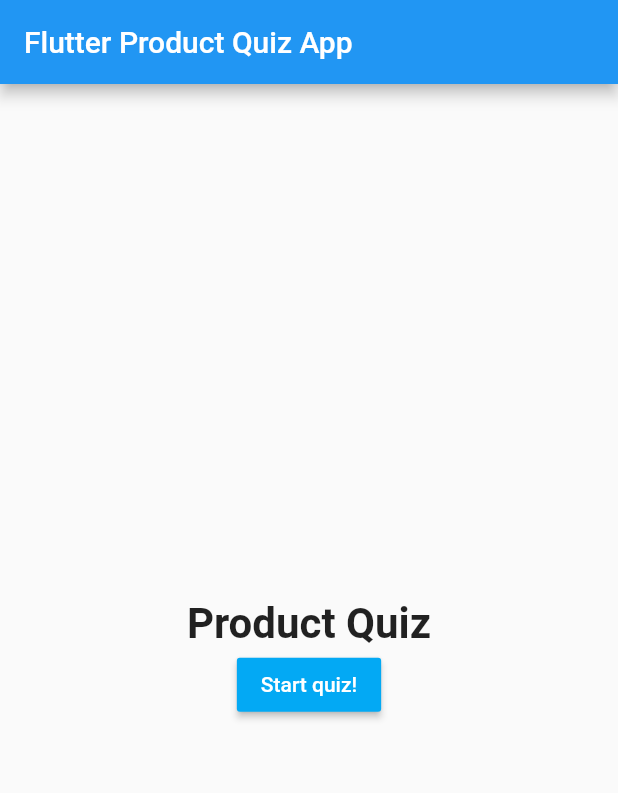
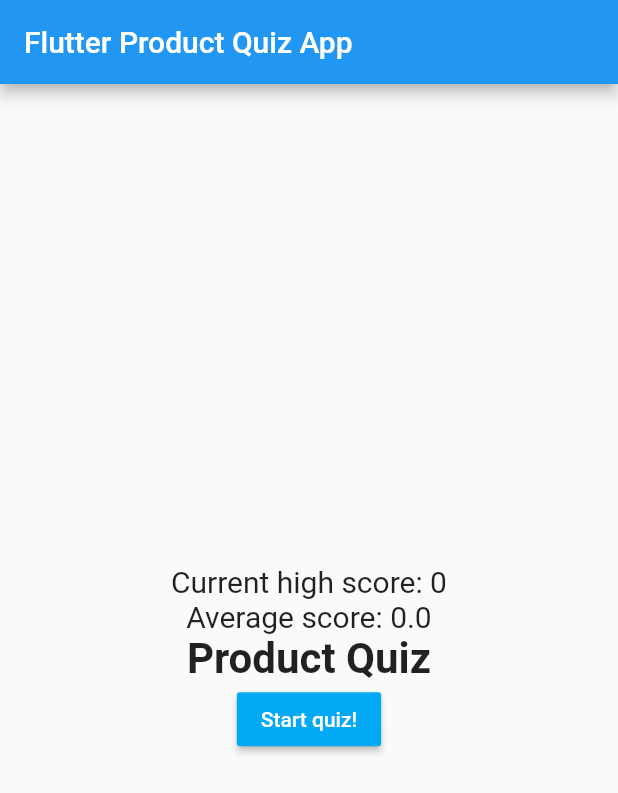
Before and after one commit to tim7tru/FlutterQuizApp, a Flutter app: the screen it shows after launch, on a phone screen of 412 x 824 dp. Shown: the top 793 px of the screen. Run offline on Flutter 3.47's test engine with Material 2 defaults, Android fonts, the phone set to English and light mode, and no system bars.

Commit message:
added high scores

```diff
--- a/lib/main.dart
+++ b/lib/main.dart
@@ -19,8 +19,14 @@ class _MyAppState extends State<MyApp> {
   List<int> _currentFactors;
   List<Map<String, Object>> _currentProducts;
   bool _hasStarted = false;
+
+  double _currentAverageScore = 0;
+
+  int _currentTotalScore = 0;
   int _totalScore = 0;
   int _questionCount = 0;
+  int _currentHighScore = 0;
+  int _timesPlayed = 0;
 
   void _onStartPressed() {
     setState(() {
@@ -32,13 +38,47 @@ class _MyAppState extends State<MyApp> {
 
   void _onAnswerPressed(bool correct) {
     setState(() {
+      _questionCount++;
+      if (_questionCount > 10) {
+        _resetQuiz();
+      }
       if (correct) {
-        _totalScore++;
+        _currentTotalScore++;
       }
-      _questionCount++;
       _currentFactors = _math.getFactors();
       _currentProducts = _math.getProductList(_currentFactors);
     });
+  }
+
+  void _resetQuiz() {
+    _totalScore += _currentTotalScore;
+    _timesPlayed++;
+    _currentAverageScore = _totalScore / _timesPlayed;
+
+    if (_currentTotalScore > _currentHighScore) {
+      _currentHighScore = _currentTotalScore;
+    }
+
+    _currentTotalScore = 0;
+    _currentAverageScore = _currentHighScore / _timesPlayed;
+    _questionCount = 0;
+    _hasStarted = false;
+  }
+
+  Widget bodyDecision() {
+    if (!_hasStarted) {
+      return Home(
+        onStartPressed: _onStartPressed,
+        currentHighScore: _currentHighScore,
+        averageHighScore: _currentAverageScore);
+    } else {
+      return Quiz(
+              products: _currentProducts,
+              factors: _currentFactors,
+              onAnswerPressed: _onAnswerPressed,
+              score: _currentTotalScore,
+              questionCount: _questionCount);
+    }
   }
 
   @override
@@ -48,16 +88,7 @@ class _MyAppState extends State<MyApp> {
       appBar: AppBar(
         title: Text("Flutter Product Quiz App"),
       ),
-      body: _hasStarted
-          ? Quiz(
-              products: _currentProducts,
-              factors: _currentFactors,
-              onAnswerPressed: _onAnswerPressed,
-              score: _totalScore,
-              questionCount: _questionCount)
-          : Home(
-              onStartPressed: _onStartPressed,
-            ),
+      body: bodyDecision(),
     ));
   }
 }
--- a/lib/widgets/home.dart
+++ b/lib/widgets/home.dart
@@ -2,8 +2,14 @@ import 'package:flutter/material.dart';
 
 class Home extends StatelessWidget {
   final Function onStartPressed;
+  final int currentHighScore;
+  final double averageHighScore;
 
-  Home({@required this.onStartPressed});
+  Home(
+    {@required this.onStartPressed,
+    @required this.currentHighScore,
+    @required this.averageHighScore}
+  );
 
   @override
   Widget build(BuildContext context) {
@@ -13,6 +19,14 @@ class Home extends StatelessWidget {
             mainAxisAlignment: MainAxisAlignment.center,
             crossAxisAlignment: CrossAxisAlignment.center,
             children: [
+              Text(
+                "Current high score: ${currentHighScore}",
+                style: TextStyle(fontSize: 20.0),
+              ),
+              Text(
+                "Average score: ${averageHighScore}",
+                style: TextStyle(fontSize: 20.0),
+              ),
               Text(
                 "Product Quiz",
                 style: TextStyle(fontSize: 28.0, fontWeight: FontWeight.bold),
```
